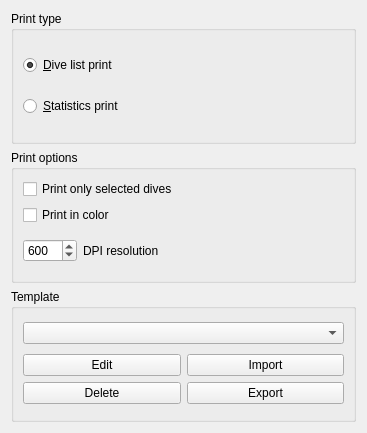
Qt form desktop-widgets/printoptions.ui (subsurface/subsurface) before a commit.
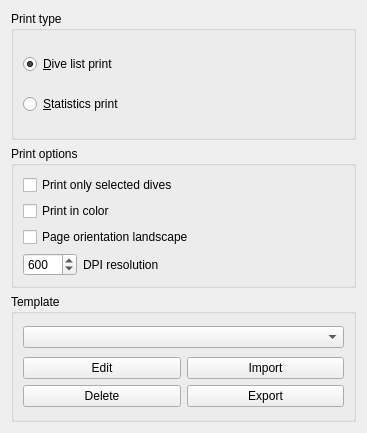
The same form after that commit.

Commit message:
Add printing option for page orientation
Strangely enough, half of the infrastructure was
already there, it just wasn't hooked up to a UI
element

```diff
--- a/desktop-widgets/printoptions.ui
+++ b/desktop-widgets/printoptions.ui
@@ -93,6 +93,13 @@
         </property>
        </widget>
       </item>
+      <item>
+       <widget class="QCheckBox" name="printLandscape">
+        <property name="text">
+         <string>Page orientation landscape</string>
+        </property>
+       </widget>
+      </item>
       <item>
        <layout class="QHBoxLayout" name="horizontalLayout_2">
         <item>
```
The commit also changes 4 other files.
